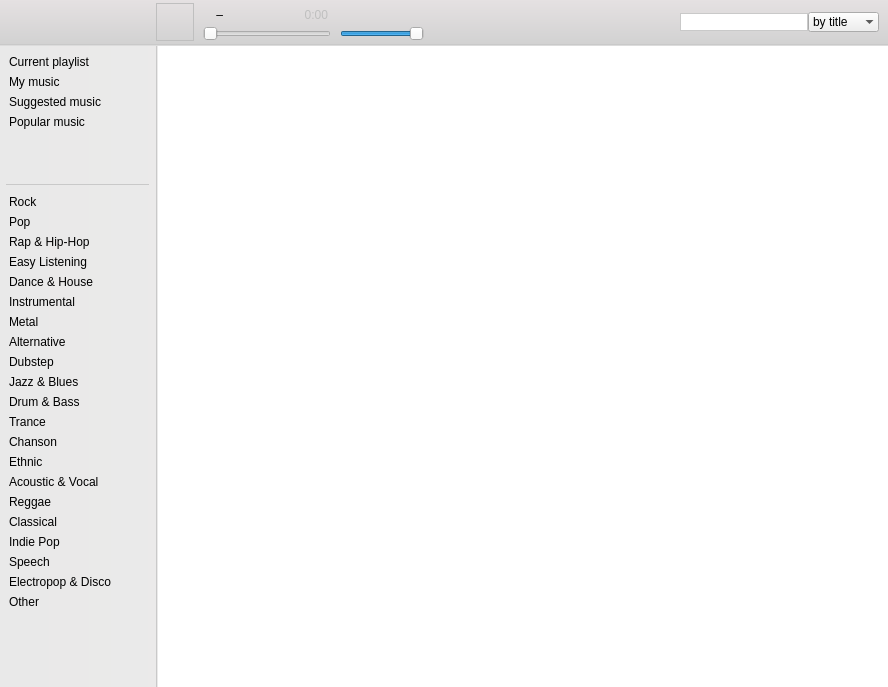
Before: the Qt Designer form playerwidget.ui in Amixp/flow, drawn with Qt 5.
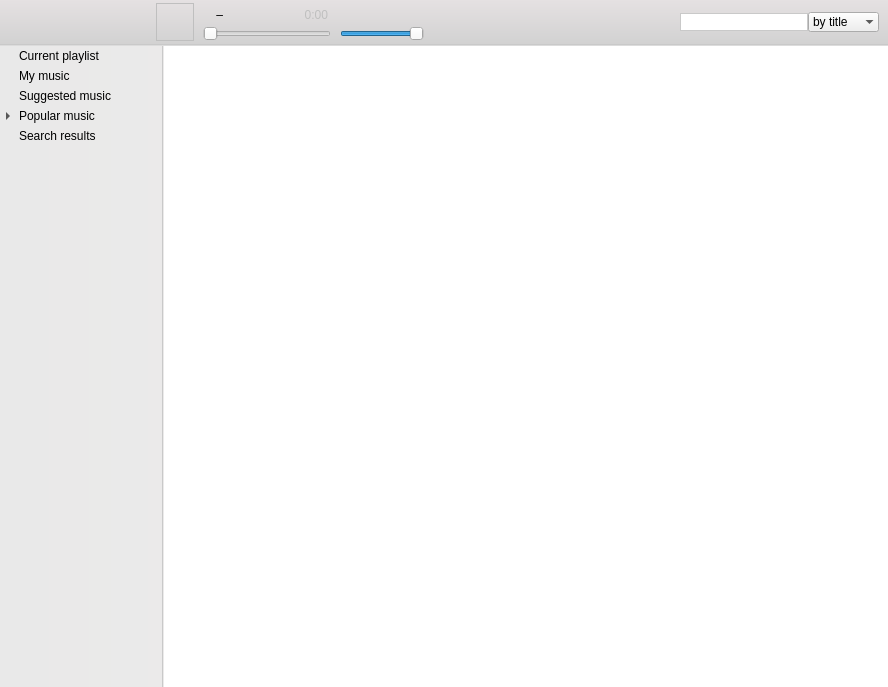
After: the same form once the commit is applied. Icons and pictures are not drawn. Custom widgets are drawn as their Qt base class.

Patch:
```diff
--- a/playerwidget.ui
+++ b/playerwidget.ui
@@ -751,285 +751,127 @@
       <number>0</number>
      </property>
      <item>
-      <layout class="QVBoxLayout" name="playlistMenuLayout">
-       <property name="spacing">
-        <number>6</number>
-       </property>
-       <property name="sizeConstraint">
-        <enum>QLayout::SetDefaultConstraint</enum>
-       </property>
-       <property name="leftMargin">
-        <number>6</number>
-       </property>
-       <property name="topMargin">
-        <number>6</number>
-       </property>
-       <property name="rightMargin">
-        <number>6</number>
-       </property>
-       <property name="bottomMargin">
-        <number>6</number>
-       </property>
-       <item>
-        <widget class="QListWidget" name="musicMenuListWidget">
-         <property name="sizePolicy">
-          <sizepolicy hsizetype="Minimum" vsizetype="Minimum">
-           <horstretch>0</horstretch>
-           <verstretch>0</verstretch>
-          </sizepolicy>
-         </property>
+      <widget class="QTreeWidget" name="playlistMenuTreeWidget">
          <property name="maximumSize">
           <size>
-           <width>143</width>
-           <height>125</height>
+         <width>161</width>
+         <height>16777215</height>
           </size>
          </property>
          <property name="cursor" stdset="0">
           <cursorShape>PointingHandCursor</cursorShape>
          </property>
-         <property name="autoFillBackground">
-          <bool>false</bool>
-         </property>
          <property name="styleSheet">
-          <string notr="true">QListWidget {
+        <string notr="true">QTreeWidget {
 background-color: rgb(255, 255, 255, 0);
 }
 
-QListWidget::item {
+QTreeWidget::item {
  padding: 3px 0px 3px 0px;
 }</string>
          </property>
          <property name="frameShape">
           <enum>QFrame::NoFrame</enum>
          </property>
-         <property name="frameShadow">
-          <enum>QFrame::Plain</enum>
-         </property>
          <property name="editTriggers">
           <set>QAbstractItemView::NoEditTriggers</set>
          </property>
-         <property name="alternatingRowColors">
+       <property name="indentation">
+        <number>16</number>
+       </property>
+       <property name="rootIsDecorated">
+        <bool>true</bool>
+       </property>
+       <property name="uniformRowHeights">
+        <bool>true</bool>
+       </property>
+       <property name="animated">
+        <bool>true</bool>
+       </property>
+       <property name="expandsOnDoubleClick">
+        <bool>true</bool>
+       </property>
+       <attribute name="headerVisible">
           <bool>false</bool>
-         </property>
-         <property name="selectionBehavior">
-          <enum>QAbstractItemView::SelectRows</enum>
-         </property>
-         <property name="spacing">
-          <number>0</number>
-         </property>
-         <property name="uniformItemSizes">
-          <bool>true</bool>
-         </property>
-         <property name="selectionRectVisible">
-          <bool>true</bool>
-         </property>
-         <property name="currentRow">
-          <number>-1</number>
-         </property>
+       </attribute>
+       <column>
+        <property name="text">
+         <string/>
+        </property>
+       </column>
          <item>
           <property name="text">
            <string>Current playlist</string>
           </property>
-          <property name="font">
-           <font>
-            <pointsize>9</pointsize>
-           </font>
-          </property>
          </item>
          <item>
           <property name="text">
            <string>My music</string>
           </property>
-          <property name="font">
-           <font>
-            <pointsize>9</pointsize>
-           </font>
-          </property>
          </item>
          <item>
           <property name="text">
            <string>Suggested music</string>
           </property>
-          <property name="font">
-           <font>
-            <pointsize>9</pointsize>
-           </font>
-          </property>
          </item>
          <item>
           <property name="text">
            <string>Popular music</string>
           </property>
-          <property name="font">
-           <font>
-            <pointsize>9</pointsize>
-           </font>
-          </property>
-         </item>
-        </widget>
-       </item>
-       <item>
-        <widget class="Line" name="line">
-         <property name="styleSheet">
-          <string notr="true">color: rgb(201, 201, 201);</string>
-         </property>
-         <property name="frameShadow">
-          <enum>QFrame::Plain</enum>
-         </property>
-         <property name="orientation">
-          <enum>Qt::Horizontal</enum>
-         </property>
-        </widget>
-       </item>
-       <item>
-        <widget class="QListWidget" name="musicSubMenuListWidget">
-         <property name="sizePolicy">
-          <sizepolicy hsizetype="Minimum" vsizetype="Minimum">
-           <horstretch>0</horstretch>
-           <verstretch>0</verstretch>
-          </sizepolicy>
-         </property>
-         <property name="maximumSize">
-          <size>
-           <width>143</width>
-           <height>16777215</height>
-          </size>
-         </property>
-         <property name="font">
-          <font>
-           <pointsize>9</pointsize>
-          </font>
-         </property>
-         <property name="cursor" stdset="0">
-          <cursorShape>PointingHandCursor</cursorShape>
-         </property>
-         <property name="styleSheet">
-          <string notr="true">QListWidget {
-background-color: rgb(255, 255, 255, 0);
-}
-
-QListWidget::item {
- padding: 3px 0px 3px 0px;
-}</string>
-         </property>
-         <property name="frameShape">
-          <enum>QFrame::NoFrame</enum>
-         </property>
-         <property name="frameShadow">
-          <enum>QFrame::Plain</enum>
-         </property>
-         <property name="editTriggers">
-          <set>QAbstractItemView::NoEditTriggers</set>
-         </property>
-         <property name="alternatingRowColors">
-          <bool>false</bool>
-         </property>
-         <property name="selectionBehavior">
-          <enum>QAbstractItemView::SelectRows</enum>
-         </property>
-         <property name="uniformItemSizes">
-          <bool>true</bool>
-         </property>
-         <property name="selectionRectVisible">
-          <bool>true</bool>
-         </property>
-         <property name="currentRow">
-          <number>-1</number>
-         </property>
          <item>
           <property name="text">
            <string>Rock</string>
           </property>
-          <property name="font">
-           <font>
-            <pointsize>9</pointsize>
-           </font>
-          </property>
          </item>
          <item>
           <property name="text">
            <string>Pop</string>
           </property>
-          <property name="font">
-           <font>
-            <pointsize>9</pointsize>
-           </font>
-          </property>
          </item>
          <item>
           <property name="text">
            <string>Rap &amp; Hip-Hop</string>
           </property>
-          <property name="font">
-           <font>
-            <pointsize>9</pointsize>
-           </font>
-          </property>
          </item>
          <item>
           <property name="text">
-           <string>Easy Listening</string>
-          </property>
-          <property name="font">
-           <font>
-            <pointsize>9</pointsize>
-           </font>
-          </property>
+          <string>House &amp; Dance</string>
+         </property>
          </item>
          <item>
           <property name="text">
-           <string>Dance &amp; House</string>
-          </property>
-          <property name="font">
-           <font>
-            <pointsize>9</pointsize>
-           </font>
+          <string>Alternative</string>
           </property>
          </item>
          <item>
           <property name="text">
            <string>Instrumental</string>
           </property>
-          <property name="font">
-           <font>
-            <pointsize>9</pointsize>
-           </font>
+        </item>
+        <item>
+         <property name="text">
+          <string>Easy Listening</string>
           </property>
          </item>
          <item>
           <property name="text">
            <string>Metal</string>
           </property>
-          <property name="font">
-           <font>
-            <pointsize>9</pointsize>
-           </font>
-          </property>
          </item>
          <item>
           <property name="text">
-           <string>Alternative</string>
-          </property>
-          <property name="font">
-           <font>
-            <pointsize>9</pointsize>
-           </font>
-          </property>
+          <string>Dubstep &amp; Trap</string>
+         </property>
          </item>
          <item>
           <property name="text">
-           <string>Dubstep</string>
+          <string>Indie Pop</string>
           </property>
          </item>
          <item>
           <property name="text">
            <string>Jazz &amp; Blues</string>
           </property>
-          <property name="font">
-           <font>
-            <pointsize>9</pointsize>
-           </font>
-          </property>
          </item>
          <item>
           <property name="text">
@@ -1040,108 +882,42 @@
           <property name="text">
            <string>Trance</string>
           </property>
-          <property name="font">
-           <font>
-            <pointsize>9</pointsize>
-           </font>
-          </property>
-         </item>
-         <item>
-          <property name="text">
-           <string>Chanson</string>
-          </property>
-          <property name="font">
-           <font>
-            <pointsize>9</pointsize>
-           </font>
-          </property>
          </item>
          <item>
           <property name="text">
            <string>Ethnic</string>
           </property>
-          <property name="font">
-           <font>
-            <pointsize>9</pointsize>
-           </font>
-          </property>
          </item>
          <item>
           <property name="text">
            <string>Acoustic &amp; Vocal</string>
           </property>
-          <property name="font">
-           <font>
-            <pointsize>9</pointsize>
-           </font>
-          </property>
          </item>
          <item>
           <property name="text">
            <string>Reggae</string>
           </property>
-          <property name="font">
-           <font>
-            <pointsize>9</pointsize>
-           </font>
-          </property>
          </item>
          <item>
           <property name="text">
            <string>Classical</string>
           </property>
-          <property name="font">
-           <font>
-            <pointsize>9</pointsize>
-           </font>
-          </property>
-         </item>
-         <item>
-          <property name="text">
-           <string>Indie Pop</string>
-          </property>
-          <property name="font">
-           <font>
-            <pointsize>9</pointsize>
-           </font>
-          </property>
-         </item>
-         <item>
-          <property name="text">
-           <string>Speech</string>
-          </property>
-          <property name="font">
-           <font>
-            <pointsize>9</pointsize>
-           </font>
-          </property>
          </item>
          <item>
           <property name="text">
            <string>Electropop &amp; Disco</string>
           </property>
-          <property name="font">
-           <font>
-            <pointsize>9</pointsize>
-           </font>
-          </property>
+        </item>
          </item>
          <item>
           <property name="text">
-           <string>Other</string>
-          </property>
-          <property name="font">
-           <font>
-            <pointsize>9</pointsize>
-           </font>
+         <string>Search results</string>
           </property>
          </item>
         </widget>
        </item>
-      </layout>
-     </item>
      <item>
-      <widget class="Line" name="line_2">
+      <widget class="Line" name="line">
        <property name="styleSheet">
         <string notr="true">color: rgb(201, 201, 201);</string>
        </property>
```
Left out of the diff: 12 changed lines with no effect on the pictures. Lines whose indentation alone changed are shown as unchanged.
